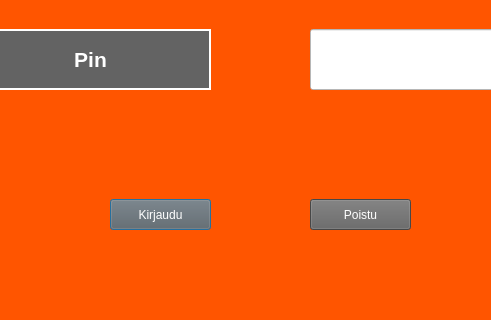
22kmo-project/group_8, file frontend/loginwindow.ui: the form before one commit; both pictures show x 130 to 621 and y 191 to 511 of the 751 by 511 pixel window.
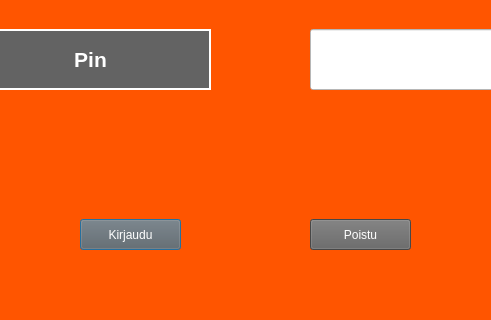
The form after the commit.

```diff
--- a/frontend/loginwindow.ui
+++ b/frontend/loginwindow.ui
@@ -2,6 +2,14 @@
 <ui version="4.0">
  <class>loginWindow</class>
  <widget class="QDialog" name="loginWindow">
+  <property name="geometry">
+   <rect>
+    <x>0</x>
+    <y>0</y>
+    <width>751</width>
+    <height>511</height>
+   </rect>
+  </property>
   <property name="windowTitle">
    <string>Dialog</string>
   </property>
@@ -114,8 +122,8 @@
   <widget class="QPushButton" name="btnKirjaudu">
    <property name="geometry">
     <rect>
-     <x>240</x>
-     <y>390</y>
+     <x>210</x>
+     <y>410</y>
      <width>101</width>
      <height>31</height>
     </rect>
@@ -132,7 +140,7 @@
    <property name="geometry">
     <rect>
      <x>440</x>
-     <y>390</y>
+     <y>410</y>
      <width>101</width>
      <height>31</height>
     </rect>
```
Left out of the diff: 22 changed lines with no effect on the pictures.
